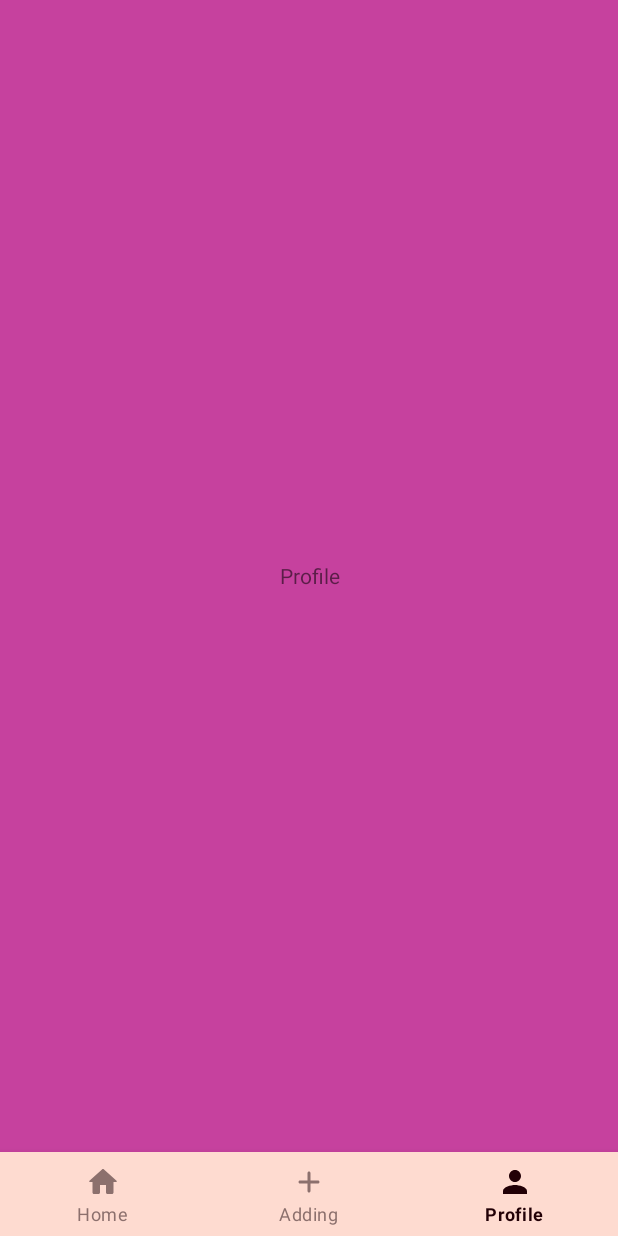
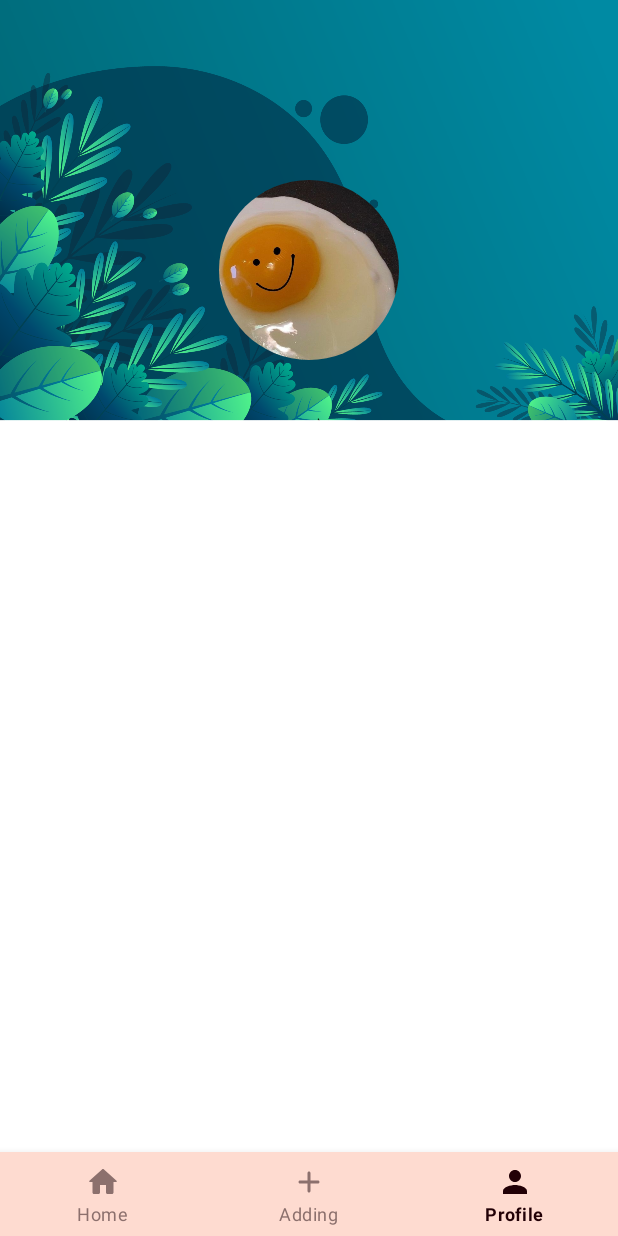
Before and after one commit to lamnguyen56/app2, an Android app: the profileFragment screen opened through its navigation route, on a phone screen of 412 x 824 dp. Run offline under Robolectric (Android 15) with nearby library versions, the phone set to English and light mode, and no system bars; our stand-ins replace CircleImageView, navigation-ui.

Commit message:
image profile

```diff
--- a/app/build.gradle
+++ b/app/build.gradle
@@ -47,6 +47,8 @@ dependencies {
     // Material Design
     implementation 'com.google.android.material:material:1.3.0-alpha03'
 
+    //profile
+    implementation 'de.hdodenhof:circleimageview:3.1.0'
 
     def nav_version = "2.5.3"
 
--- /dev/null
+++ b/app/src/main/res/drawable/baseline_arrow_back_24.xml
@@ -0,0 +1,5 @@
+<vector android:autoMirrored="true" android:height="24dp"
+    android:tint="#000000" android:viewportHeight="24"
+    android:viewportWidth="24" android:width="24dp" xmlns:android="http://schemas.android.com/apk/res/android">
+    <path android:fillColor="@android:color/white" android:pathData="M11.67,3.87L9.9,2.1 0,12l9.9,9.9 1.77,-1.77L3.54,12z"/>
+</vector>
--- /dev/null
+++ b/app/src/main/res/drawable/baseline_more_vert_24.xml
@@ -0,0 +1,5 @@
+<vector android:height="24dp" android:tint="#000000"
+    android:viewportHeight="24" android:viewportWidth="24"
+    android:width="24dp" xmlns:android="http://schemas.android.com/apk/res/android">
+    <path android:fillColor="@android:color/white" android:pathData="M12,8c1.1,0 2,-0.9 2,-2s-0.9,-2 -2,-2 -2,0.9 -2,2 0.9,2 2,2zM12,10c-1.1,0 -2,0.9 -2,2s0.9,2 2,2 2,-0.9 2,-2 -0.9,-2 -2,-2zM12,16c-1.1,0 -2,0.9 -2,2s0.9,2 2,2 2,-0.9 2,-2 -0.9,-2 -2,-2z"/>
+</vector>
--- a/app/src/main/res/layout/fragment_profile.xml
+++ b/app/src/main/res/layout/fragment_profile.xml
@@ -1,16 +1,18 @@
 <?xml version="1.0" encoding="utf-8"?>
-<FrameLayout xmlns:android="http://schemas.android.com/apk/res/android"
+<RelativeLayout
+    xmlns:android="http://schemas.android.com/apk/res/android"
     xmlns:tools="http://schemas.android.com/tools"
     android:layout_width="match_parent"
     android:layout_height="match_parent"
-    tools:context=".profileFragment">
+    tools:context=".profileFragment"
+    android:background="@drawable/background_profile">
 
-    <!-- TODO: Update blank fragment layout -->
-    <TextView
-        android:layout_width="match_parent"
-        android:layout_height="match_parent"
-        android:text="Profile"
-        android:gravity="center"
-        android:background="@color/dark_pink" />
+    <de.hdodenhof.circleimageview.CircleImageView
+        android:id="@+id/iv_avatarProfile"
+        android:layout_width="120dp"
+        android:layout_height="120dp"
+        android:src="@drawable/avatar_profile"
+        android:layout_centerHorizontal="true"
+        android:layout_marginTop="120dp"/>
 
-</FrameLayout>
+</RelativeLayout>
```
Also changed, not shown: app/src/main/res/drawable/avatar_profile.jpg (added), app/src/main/res/drawable/background_profile.png (added).
